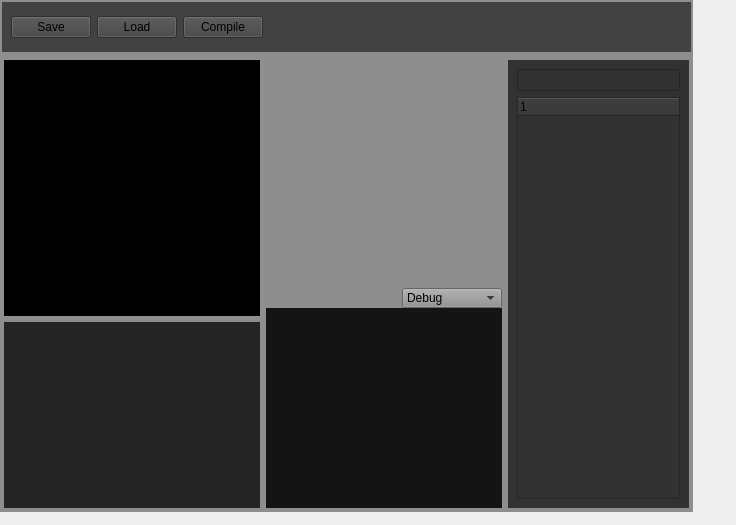
The window that source/qt/Window.ui (SylvainDeker/Shader-Graph) describes before a commit, drawn with Qt 5.
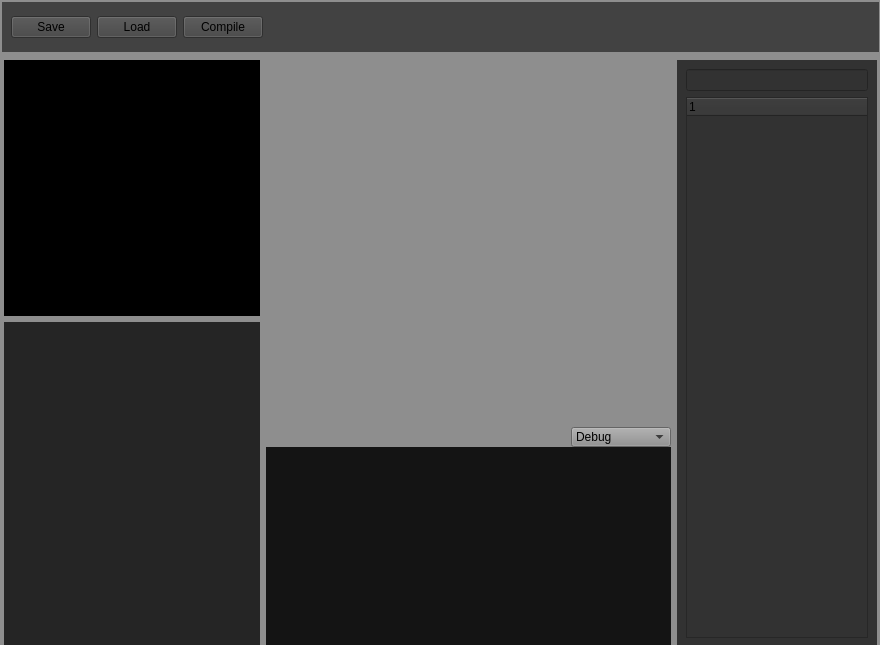
The same window after the commit. Custom widgets are drawn as their Qt base class.

Commit message: Implementing : tree filtering and adding node

```diff
--- a/source/qt/Window.ui
+++ b/source/qt/Window.ui
@@ -6,8 +6,8 @@
    <rect>
     <x>0</x>
     <y>0</y>
-    <width>736</width>
-    <height>525</height>
+    <width>880</width>
+    <height>645</height>
    </rect>
   </property>
   <property name="windowTitle">
@@ -18,8 +18,8 @@
     <rect>
      <x>0</x>
      <y>0</y>
-     <width>693</width>
-     <height>512</height>
+     <width>881</width>
+     <height>651</height>
     </rect>
    </property>
    <property name="minimumSize">
@@ -303,6 +303,205 @@
          </item>
          <item>
           <widget class="QTreeWidget" name="treeWidget">
+           <property name="palette">
+            <palette>
+             <active>
+              <colorrole role="WindowText">
+               <brush brushstyle="SolidPattern">
+                <color alpha="255">
+                 <red>90</red>
+                 <green>90</green>
+                 <blue>90</blue>
+                </color>
+               </brush>
+              </colorrole>
+              <colorrole role="Button">
+               <brush brushstyle="SolidPattern">
+                <color alpha="255">
+                 <red>255</red>
+                 <green>255</green>
+                 <blue>255</blue>
+                </color>
+               </brush>
+              </colorrole>
+              <colorrole role="Text">
+               <brush brushstyle="SolidPattern">
+                <color alpha="255">
+                 <red>255</red>
+                 <green>255</green>
+                 <blue>255</blue>
+                </color>
+               </brush>
+              </colorrole>
+              <colorrole role="ButtonText">
+               <brush brushstyle="SolidPattern">
+                <color alpha="255">
+                 <red>255</red>
+                 <green>255</green>
+                 <blue>255</blue>
+                </color>
+               </brush>
+              </colorrole>
+              <colorrole role="Base">
+               <brush brushstyle="SolidPattern">
+                <color alpha="255">
+                 <red>50</red>
+                 <green>50</green>
+                 <blue>50</blue>
+                </color>
+               </brush>
+              </colorrole>
+              <colorrole role="Window">
+               <brush brushstyle="SolidPattern">
+                <color alpha="255">
+                 <red>50</red>
+                 <green>50</green>
+                 <blue>50</blue>
+                </color>
+               </brush>
+              </colorrole>
+              <colorrole role="ToolTipText">
+               <brush brushstyle="SolidPattern">
+                <color alpha="255">
+                 <red>255</red>
+                 <green>255</green>
+                 <blue>255</blue>
+                </color>
+               </brush>
+              </colorrole>
+             </active>
+             <inactive>
+              <colorrole role="WindowText">
+               <brush brushstyle="SolidPattern">
+                <color alpha="255">
+                 <red>90</red>
+                 <green>90</green>
+                 <blue>90</blue>
+                </color>
+               </brush>
+              </colorrole>
+              <colorrole role="Button">
+               <brush brushstyle="SolidPattern">
+                <color alpha="255">
+                 <red>255</red>
+                 <green>255</green>
+                 <blue>255</blue>
+                </color>
+               </brush>
+              </colorrole>
+              <colorrole role="Text">
+               <brush brushstyle="SolidPattern">
+                <color alpha="255">
+                 <red>255</red>
+                 <green>255</green>
+                 <blue>255</blue>
+                </color>
+               </brush>
+              </colorrole>
+              <colorrole role="ButtonText">
+               <brush brushstyle="SolidPattern">
+                <color alpha="255">
+                 <red>255</red>
+                 <green>255</green>
+                 <blue>255</blue>
+                </color>
+               </brush>
+              </colorrole>
+              <colorrole role="Base">
+               <brush brushstyle="SolidPattern">
+                <color alpha="255">
+                 <red>50</red>
+                 <green>50</green>
+                 <blue>50</blue>
+                </color>
+               </brush>
+              </colorrole>
+              <colorrole role="Window">
+               <brush brushstyle="SolidPattern">
+                <color alpha="255">
+                 <red>50</red>
+                 <green>50</green>
+                 <blue>50</blue>
+                </color>
+               </brush>
+              </colorrole>
+              <colorrole role="ToolTipText">
+               <brush brushstyle="SolidPattern">
+                <color alpha="255">
+                 <red>255</red>
+                 <green>255</green>
+                 <blue>255</blue>
+                </color>
+               </brush>
+              </colorrole>
+             </inactive>
+             <disabled>
+              <colorrole role="WindowText">
+               <brush brushstyle="SolidPattern">
+                <color alpha="255">
+                 <red>128</red>
+                 <green>128</green>
+                 <blue>128</blue>
+                </color>
+               </brush>
+              </colorrole>
+              <colorrole role="Button">
+               <brush brushstyle="SolidPattern">
+                <color alpha="255">
+                 <red>255</red>
+                 <green>255</green>
+                 <blue>255</blue>
+                </color>
+               </brush>
+              </colorrole>
+              <colorrole role="Text">
+               <brush brushstyle="SolidPattern">
+                <color alpha="255">
+                 <red>128</red>
+                 <green>128</green>
+                 <blue>128</blue>
+                </color>
+               </brush>
+              </colorrole>
+              <colorrole role="ButtonText">
+               <brush brushstyle="SolidPattern">
+                <color alpha="255">
+                 <red>148</red>
+                 <green>148</green>
+                 <blue>148</blue>
+                </color>
+               </brush>
+              </colorrole>
+              <colorrole role="Base">
+               <brush brushstyle="SolidPattern">
+                <color alpha="255">
+                 <red>50</red>
+                 <green>50</green>
+                 <blue>50</blue>
+                </color>
+               </brush>
+              </colorrole>
+              <colorrole role="Window">
+               <brush brushstyle="SolidPattern">
+                <color alpha="255">
+                 <red>50</red>
+                 <green>50</green>
+                 <blue>50</blue>
+                </color>
+               </brush>
+              </colorrole>
+              <colorrole role="ToolTipText">
+               <brush brushstyle="SolidPattern">
+                <color alpha="255">
+                 <red>255</red>
+                 <green>255</green>
+                 <blue>255</blue>
+                </color>
+               </brush>
+              </colorrole>
+             </disabled>
+            </palette>
+           </property>
            <property name="styleSheet">
             <string notr="true">font: 13pt &quot;.SF NS Text&quot;;</string>
            </property>
```
Left out of the diff: 17 changed lines with no effect on the pictures. The commit also changes 2 other files.
